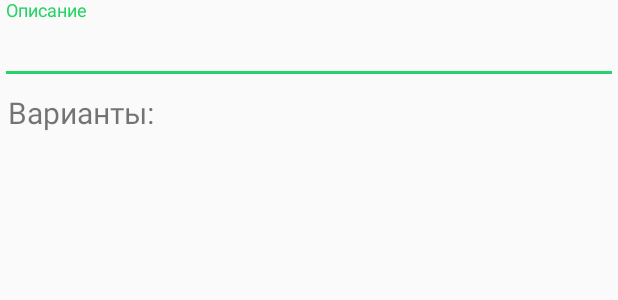
After one commit to taxqwe/gruBot, an Android app: the layout dialog_add_vote.xml on its own in the app's theme, with its tools: preview values and no code run, on a phone screen of 412 x 824 dp. The commit adds this screen. Shown: the top 300 px of the screen. Run offline under Robolectric (Android 15) with nearby library versions, the phone set to English and light mode, and no system bars.

Commit message:
Add vote creation

```diff
--- a/app/build.gradle
+++ b/app/build.gradle
@@ -33,6 +33,7 @@ dependencies {
     compile 'com.android.support:cardview-v7:27.0.0'
     compile 'com.android.support:recyclerview-v7:27.0.0'
 
+    //text drawable
     compile 'com.amulyakhare:com.amulyakhare.textdrawable:1.0.1'
 
     //material dialogs
@@ -61,10 +62,10 @@ dependencies {
     //ExpandableRecyclerView
     compile 'com.github.grennis:ExpandableRecyclerView:0.9.3'
 
-    //chat
+    //chatkit
     compile 'com.github.stfalcon:chatkit:0.2.2'
 
-    //work with images
+    //glide
     compile 'com.github.bumptech.glide:glide:4.3.0'
 
     annotationProcessor 'com.github.bumptech.glide:compiler:4.3.0'
--- a/app/src/main/java/com/fa/grubot/adapters/DashboardRecyclerAdapter.java
+++ b/app/src/main/java/com/fa/grubot/adapters/DashboardRecyclerAdapter.java
@@ -12,6 +12,7 @@ import com.afollestad.materialdialogs.MaterialDialog;
 import com.fa.grubot.R;
 import com.fa.grubot.objects.dashboard.Announcement;
 import com.fa.grubot.objects.dashboard.DashboardEntry;
+import com.fa.grubot.objects.dashboard.Vote;
 
 import java.util.ArrayList;
 
@@ -76,7 +77,7 @@ public class DashboardRecyclerAdapter extends RecyclerView.Adapter<DashboardRecy
             holder.viewForeground.setOnClickListener(v -> {
                 new MaterialDialog.Builder(context)
                         .title(entry.getGroup().getName() + ": " + entry.getDesc())
-                        .items(new String[] {"1", "2", "3"})
+                        .items(((Vote) entry).getOptions())
                         .itemsCallbackSingleChoice(-1, (MaterialDialog.ListCallbackSingleChoice) (dialog, view, which, text) -> {
                             /**
                              * If you use alwaysCallSingleChoiceCallback(), which is discussed below,
--- a/app/src/main/java/com/fa/grubot/adapters/GroupInfoRecyclerAdapter.java
+++ b/app/src/main/java/com/fa/grubot/adapters/GroupInfoRecyclerAdapter.java
@@ -13,6 +13,7 @@ import com.fa.grubot.ChatActivity;
 import com.fa.grubot.R;
 import com.fa.grubot.objects.dashboard.Announcement;
 import com.fa.grubot.objects.dashboard.DashboardEntry;
+import com.fa.grubot.objects.dashboard.Vote;
 import com.fa.grubot.objects.group.GroupInfoButton;
 import com.fa.grubot.objects.group.User;
 import com.fa.grubot.util.Globals;
@@ -104,7 +105,7 @@ public class GroupInfoRecyclerAdapter extends ExpandableRecyclerAdapter<GroupInf
                 viewForeground.setOnClickListener(v -> {
                     new MaterialDialog.Builder(context)
                             .title(entry.getGroup().getName() + ": " + entry.getDesc())
-                            .items(new String[] {"1", "2", "3"})
+                            .items(((Vote) entry).getOptions())
                             .itemsCallbackSingleChoice(-1, (MaterialDialog.ListCallbackSingleChoice) (dialog, view, which, text) -> {
                                 /**
                                  * If you use alwaysCallSingleChoiceCallback(), which is discussed below,
--- a/app/src/main/java/com/fa/grubot/fragments/DashboardFragment.java
+++ b/app/src/main/java/com/fa/grubot/fragments/DashboardFragment.java
@@ -119,7 +119,7 @@ public class DashboardFragment extends Fragment implements DashboardFragmentBase
 
             dashboardAdapter.removeItem(viewHolder.getAdapterPosition());
 
-            Snackbar snackbar = null;
+            Snackbar snackbar;
             if (deletedItem instanceof Announcement) {
                 snackbar = Snackbar.make(swipeRefreshLayout, "Объявление отправлено в архив", Snackbar.LENGTH_LONG);
             } else {
@@ -127,6 +127,7 @@ public class DashboardFragment extends Fragment implements DashboardFragmentBase
             }
             snackbar.setAction(android.R.string.cancel, view -> {
                 dashboardAdapter.restoreItem(deletedItem, deletedIndex);
+                entriesView.smoothScrollToPosition(deletedIndex);
             });
             snackbar.setActionTextColor(Color.YELLOW);
             snackbar.show();
--- /dev/null
+++ b/app/src/main/res/layout/dialog_add_vote.xml
@@ -0,0 +1,36 @@
+<?xml version="1.0" encoding="utf-8"?>
+<LinearLayout xmlns:android="http://schemas.android.com/apk/res/android"
+    android:orientation="vertical"
+    android:layout_width="match_parent"
+    android:layout_height="wrap_content">
+
+    <android.support.design.widget.TextInputLayout
+        android:id="@+id/voteDesc_layout"
+        android:layout_width="match_parent"
+        android:layout_height="wrap_content">
+
+        <EditText
+            android:id="@+id/voteDesc"
+            android:layout_width="match_parent"
+            android:layout_height="wrap_content"
+            android:singleLine="true"
+            android:hint="Описание"/>
+    </android.support.design.widget.TextInputLayout>
+
+    <TextView
+        android:text="Варианты:"
+        android:textSize="20dp"
+        android:padding="5dp"
+        android:layout_width="match_parent"
+        android:layout_height="wrap_content" />
+
+    <android.support.v7.widget.RecyclerView
+        android:id="@+id/vote_recycler"
+        android:layout_width="match_parent"
+        android:layout_height="wrap_content"
+        android:clipToPadding="false"
+        android:scrollbars="vertical"
+        android:overScrollMode="never">
+    </android.support.v7.widget.RecyclerView>
+
+</LinearLayout>
```
Also changed, not shown: app/src/main/java/com/fa/grubot/GroupInfoActivity.java (+74 -2 lines), app/src/main/java/com/fa/grubot/adapters/VoteRecyclerAdapter.java (added, +100 -0 lines), app/src/main/java/com/fa/grubot/models/DashboardModel.java (+5 -4 lines), app/src/main/java/com/fa/grubot/models/GroupInfoModel.java (+5 -4 lines), app/src/main/java/com/fa/grubot/objects/dashboard/Vote.java (+9 -4 lines), app/src/main/java/com/fa/grubot/objects/misc/VoteOption.java (added, +17 -0 lines), app/src/main/res/layout/item_vote_option.xml (added, +30 -0 lines), app/src/main/res/drawable-hdpi/ic_remove_circle_outline_black_36dp.png (added), app/src/main/res/drawable-mdpi/ic_remove_circle_outline_black_36dp.png (added), app/src/main/res/drawable-xhdpi/ic_remove_circle_outline_black_36dp.png (added), app/src/main/res/drawable-xxhdpi/ic_remove_circle_outline_black_36dp.png (added), app/src/main/res/drawable-xxxhdpi/ic_remove_circle_outline_black_36dp.png (added).
